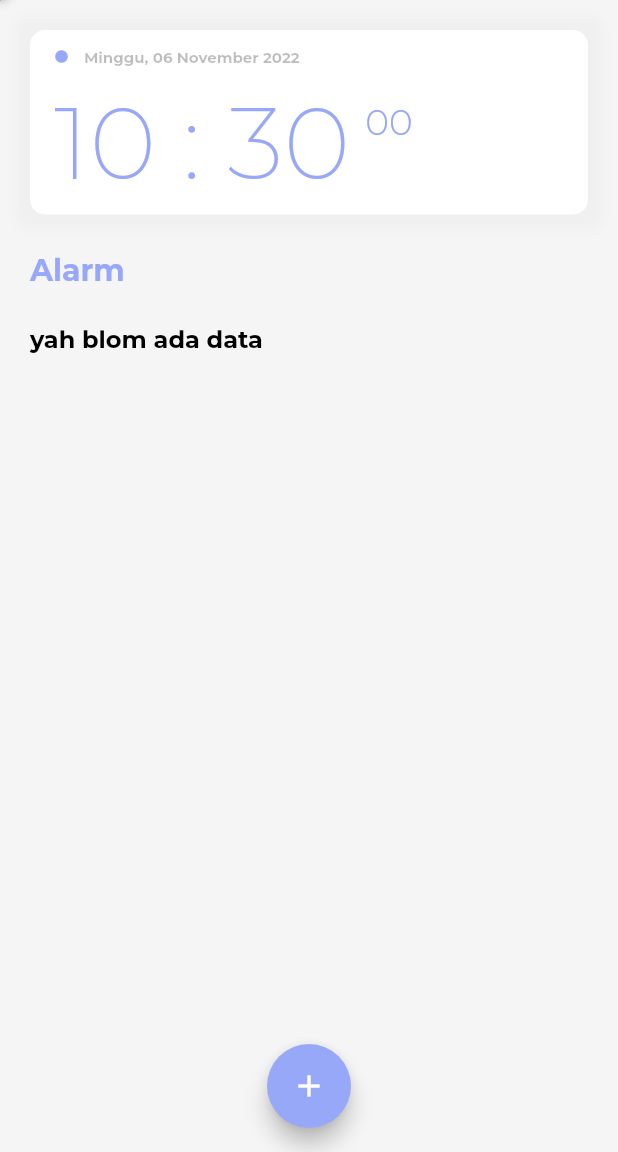
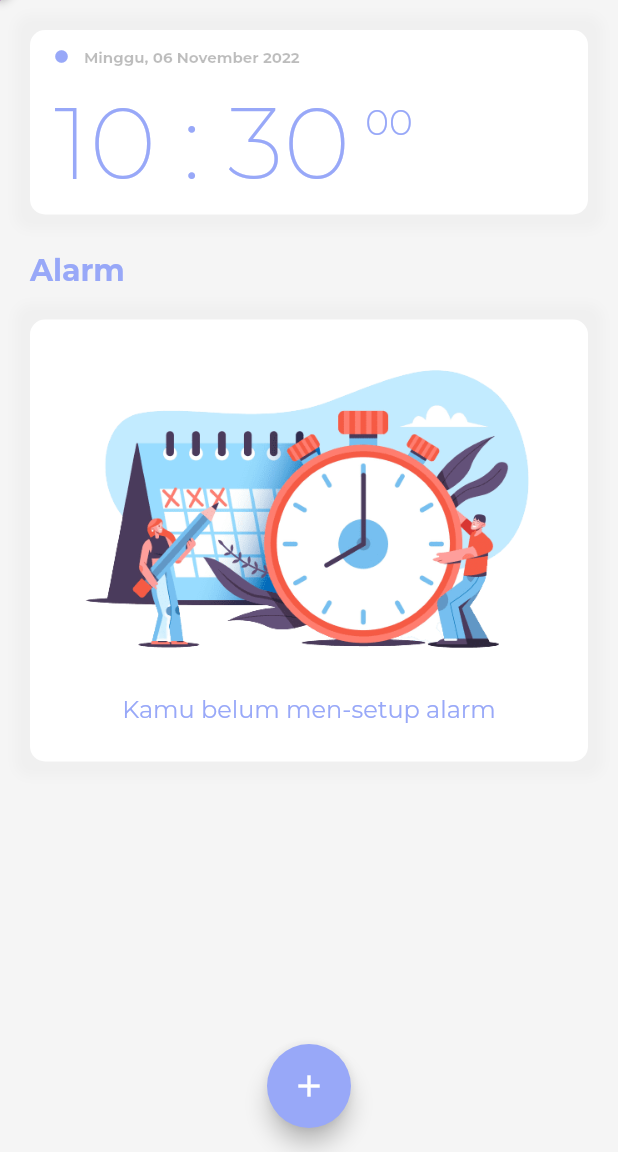
Before and after one commit to milzamhibatullah/digital_clock, a Flutter app: the HomeScreen screen opened by its route, on a phone screen of 412 x 824 dp, the part 84-1236 px from its top. Run offline on Flutter 3.47's test engine with Material 2 defaults, Android fonts, the light colour scheme and no system bars; our stand-ins replace flutter_secure_storage, get, google_fonts, hive, hive_flutter; accounts and stored records are empty.

Commit message:
display alarm illustratition if empty

```diff
--- a/lib/infrastructure/theme/assets.image.dart
+++ b/lib/infrastructure/theme/assets.image.dart
@@ -7,6 +7,7 @@ class AssetsImage {
   static const String EVENING_ILLUST =
       'assets/background/illustration/evening.jpg';
   static const String NIGHT_ILLUST = 'assets/background/illustration/night.jpg';
+  static const String NO_ALARM_ILLUST='assets/background/illustration/no_alarm.png';
 
   ///avatars
   static const String MORNING_AVATAR = 'assets/avatar/morning.png';
--- a/lib/presentation/home/home.screen.dart
+++ b/lib/presentation/home/home.screen.dart
@@ -220,7 +220,28 @@ class HomeScreen extends GetView<HomeController> {
                         ],
                       ),
                     ),),
-                  ):appText.title(text: 'yah blom ada data')
+                  ):Container(
+                    padding: EdgeInsets.all(16.0),
+                    decoration:BoxDecoration(
+                        color: Colors.white,
+                        borderRadius: BorderRadius.circular(10.0),
+                        boxShadow: [
+                          BoxShadow(
+                              color: Colors.grey.withOpacity(0.06),
+                              blurRadius: 5.0,
+                              spreadRadius: 10.0)
+                        ]),
+                    child: Column(
+                      mainAxisAlignment: MainAxisAlignment.center,
+                      crossAxisAlignment: CrossAxisAlignment.center,
+                      children: [
+                        Image.asset(AssetsImage.NO_ALARM_ILLUST),
+                        const SizedBox(height: 10.0,),
+                        appText.regular(text: 'Kamu belum men-setup alarm',color: AppsColor.primaryColor,size: 16.0),
+                        const SizedBox(height: 10.0,),
+                      ],
+                    ),
+                  )
 
                 ],
               ),
```
Also changed, not shown: assets/background/illustration/no_alarm.png (added).
